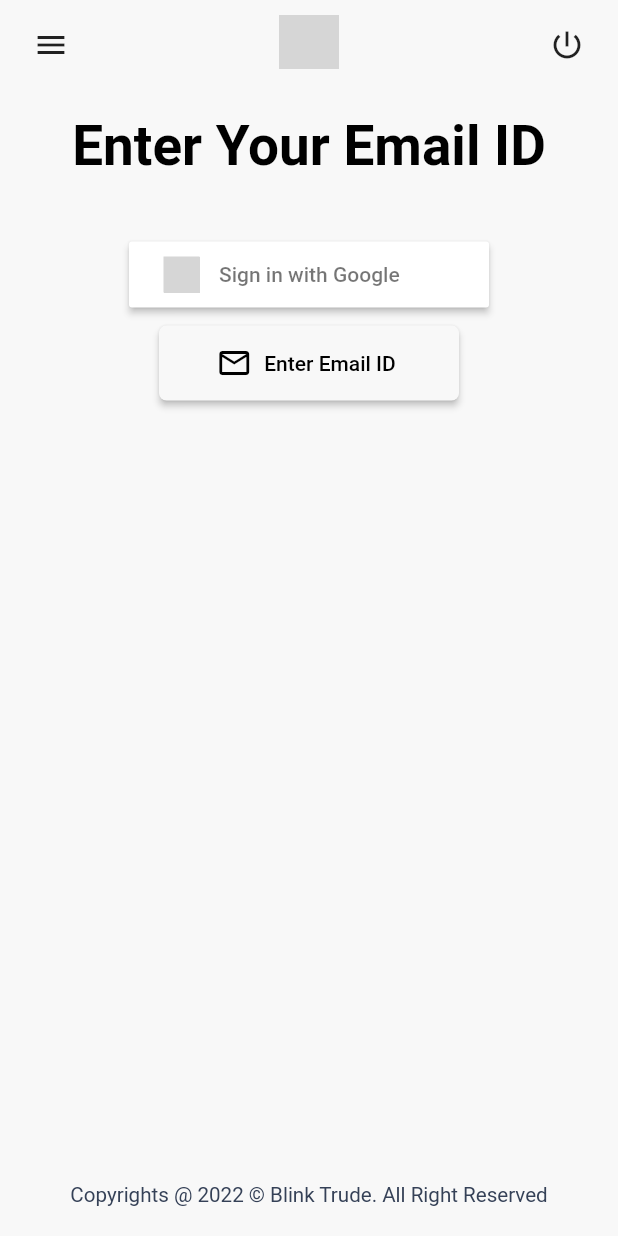
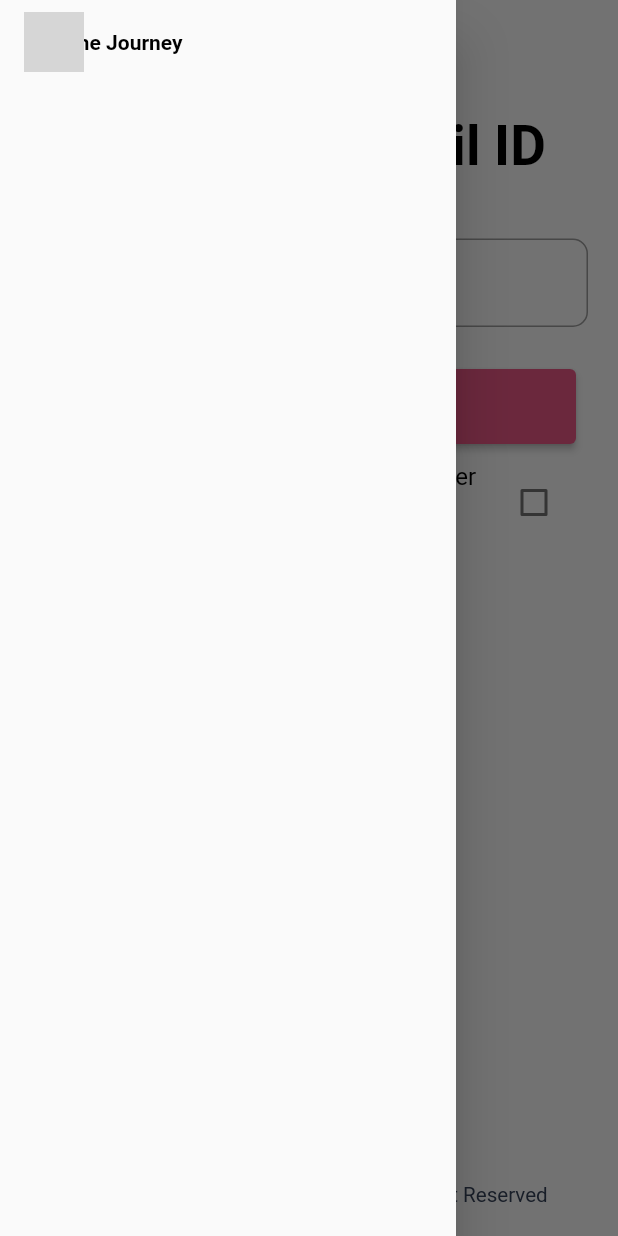
Before and after one commit to vancityAyush/diy_plugin, a Flutter app: the EmailPage widget shown alone on an empty page, opened directly, with the side drawer open (before the commit the screen has no drawer), on a phone screen of 412 x 824 dp. Run offline on Flutter 3.47's test engine with Material 2 defaults, Android fonts, the phone set to English and light mode, and no system bars; drawn by our look-alikes of reactive_forms, rounded_loading_button; our stand-ins replace dio, flutter_screenutil, flutter_secure_storage, flutter_signin_button, fluttertoast, get and 5 more; missing offline and left inert: encrypt, pointycastle, reactive_pin_code_fields; accounts and stored records are empty; network calls fail; Roboto replaces fonts that are missing (BeVietnamPro); grey boxes are pictures that could not be loaded.

Commit message:
UPDATE: Navigation

```diff
--- a/lib/modules/form-email/email_page.dart
+++ b/lib/modules/form-email/email_page.dart
@@ -11,30 +11,20 @@ import 'package:reactive_forms/reactive_forms.dart';
 
 import '../../diy.dart';
 import '../../network/api_repository.dart';
+import '../form_service.dart';
 import '../verify-mobile/models/relation_dropdown.dart';
 
 class EmailPage extends StatelessWidget {
-  EmailPage({Key? key}) : super(key: key);
+  final bool isReadOnly;
+  EmailPage({Key? key, this.isReadOnly = false}) : super(key: key);
 
-  final emailForm = FormGroup(
-    {
-      'googleToggle': FormControl<bool>(value: false),
-      'email': FormControl<String>(
-        validators: [
-          Validators.required,
-          Validators.email,
-        ],
-        touched: false,
-      ),
-      'TnC': FormControl<bool>(validators: [Validators.requiredTrue]),
-      'relation': FormControl<int>(
-        validators: [Validators.required],
-      ),
-    },
-  );
+  final emailForm = getIt<FormService>().emailForm;
 
   @override
   Widget build(BuildContext context) {
+    if (!isReadOnly) {
+      emailForm.reset();
+    }
     return DiyForm(
       title: "Enter Your Email ID",
       formGroup: emailForm,
@@ -52,7 +42,7 @@ class EmailPage extends StatelessWidget {
                           emailForm.control("googleToggle").value = false;
                           //TODO signup with google
                         },
-                        padding: EdgeInsets.all(10),
+                        padding: const EdgeInsets.all(10),
                       ),
                       WidgetHelper.verticalSpace,
                       ElevatedButton.icon(
@@ -60,8 +50,8 @@ class EmailPage extends StatelessWidget {
                           emailForm.control("googleToggle").value = true;
                           emailForm.markAsTouched();
                         },
-                        icon: Icon(Icons.email_outlined),
-                        label: Text("Enter Email ID"),
+                        icon: const Icon(Icons.email_outlined),
+                        label: const Text("Enter Email ID"),
                         style: ElevatedButton.styleFrom(
                           foregroundColor: AppColors.primaryContent(context),
                           primary: AppColors.background(context),
@@ -77,6 +67,7 @@ class EmailPage extends StatelessWidget {
                 return Column(
                   children: [
                     ReactiveTextField(
+                      readOnly: isReadOnly,
                       formControlName: 'email',
                       keyboardType: TextInputType.emailAddress,
                       decoration: InputDecoration(
@@ -111,12 +102,11 @@ class EmailPage extends StatelessWidget {
                         if (res.status) {
                           await getIt<OAuthService>().updateUiStatus().then(
                                 (route) => Navigator.pushNamedAndRemoveUntil(
-                              context,
-                              route,
+                                  context,
+                                  route,
                                   (route) => false,
-                              arguments: res,
-                            ),
-                          );
+                                ),
+                              );
                           return true;
                         }
                         return false;
@@ -142,6 +132,7 @@ class EmailPage extends StatelessWidget {
                                 builder: (context, AsyncSnapshot snapshot) {
                                   if (snapshot.hasData) {
                                     return ReactiveDropdownField(
+                                      readOnly: isReadOnly,
                                       hint: const Text('Select Relation'),
                                       items: [
                                         for (RelationDropdown item
--- /dev/null
+++ b/lib/modules/form_service.dart
@@ -0,0 +1,66 @@
+import 'package:reactive_forms/reactive_forms.dart';
+
+class FormService {
+  final signUpForm = FormGroup(
+    {
+      'phone': FormControl<String>(
+        validators: [
+          Validators.required,
+          Validators.minLength(10),
+        ],
+        touched: false,
+      ),
+      'TnC': FormControl<bool>(validators: [Validators.requiredTrue]),
+    },
+  );
+  final otpForm = FormGroup(
+    {
+      'otp': FormControl<String>(
+        validators: [Validators.required, Validators.minLength(4)],
+      ),
+      'TnC': FormControl<bool>(validators: [Validators.requiredTrue]),
+      'relation': FormControl<int>(
+        validators: [Validators.required],
+      ),
+    },
+  );
+
+  final emailOtpForm = FormGroup(
+    {
+      'otp': FormControl<String>(
+        validators: [Validators.required, Validators.minLength(4)],
+      ),
+      'TnC': FormControl<bool>(validators: [Validators.requiredTrue]),
+    },
+  );
+  final emailForm = FormGroup(
+    {
+      'googleToggle': FormControl<bool>(value: false),
+      'email': FormControl<String>(
+        validators: [
+          Validators.required,
+          Validators.email,
+        ],
+        touched: false,
+      ),
+      'TnC': FormControl<bool>(validators: [Validators.requiredTrue]),
+      'relation': FormControl<int>(
+        validators: [Validators.required],
+      ),
+    },
+  );
+  final panForm = FormGroup(
+    {
+      'pan': FormControl<String>(
+        validators: [
+          Validators.required,
+          Validators.minLength(10),
+          Validators.pattern("[A-Z]{5}[0-9]{4}[A-Z]{1}")
+        ],
+      ),
+      'dob': FormControl<DateTime>(
+        validators: [Validators.required],
+      ),
+    },
+  );
+}
--- a/lib/widget/BottomPage.dart
+++ b/lib/widget/BottomPage.dart
@@ -1,9 +1,11 @@
+import 'package:diy/diy.dart';
 import 'package:diy/utils/theme_files/app_colors.dart';
+import 'package:diy/widget/header.dart';
 import 'package:flutter/material.dart';
 import 'package:flutter_screenutil/flutter_screenutil.dart';
 import 'package:modal_bottom_sheet/modal_bottom_sheet.dart';
 
-import 'header.dart';
+import '../network/oauth_service.dart';
 
 class BottomPage extends StatelessWidget {
   final Widget child;
@@ -20,24 +22,68 @@ class BottomPage extends StatelessWidget {
 
   @override
   Widget build(BuildContext context) {
-    return CustomScrollView(
+    final isLightMode = Theme.of(context).brightness == Brightness.light;
+    return Scaffold(
+      drawer: Drawer(
+        child: Builder(
+          builder: (context) {
+            final uiStatus = getIt<OAuthService>().uiStatus;
+            return ListView(
+              children: [
+                ListTile(
+                  title: const Text(
+                    "Resume Journey",
+                    style: TextStyle(
+                        fontWeight: FontWeight.bold, color: Colors.black),
+                  ),
+                  onTap: () {
+                    getIt<OAuthService>().updateUiStatus().then((route) {
+                      Navigator.pushNamedAndRemoveUntil(
+                        context,
+                        route,
+                        (route) => false,
+                        arguments: {kReadOnly: false},
+                      );
+                    });
+                  },
+                ),
+                for (int index in uiStatus.BackMenuList)
+                  ListTile(
+                    title: Text(uiStatus.titles[index] ?? ''),
+                    onTap: () {
+                      String? route = uiStatus.modules[index];
+                      Navigator.pushNamed(
+                        context,
+                        uiStatus.modules[index] ?? "/",
+                        arguments: {
+                          kReadOnly: true,
+                        },
+                      );
+                    },
+                  )
+              ],
+            );
+          },
+        ),
+      ),
+      appBar: AppBar(
+        backgroundColor: AppColors.background(context),
+        foregroundColor: AppColors.primaryContent(context),
+        elevation: 0,
+        title: Image(
+          image: AssetImage(
+              isLightMode ? 'assets/logo-light.png' : 'assets/logo-dark.png',
+              package: "diy"),
+          height: 40,
+          fit: BoxFit.cover,
+        ),
+        automaticallyImplyLeading:
+            getIt<OAuthService>().uiStatus.BackMenuList.isNotEmpty,
+      ),
+      body: CustomScrollView(
         controller: ModalScrollController.of(context),
         physics: const BouncingScrollPhysics(),
         slivers: [
-        SliverAppBar(
-          elevation: 0,
-          shadowColor: Colors.transparent,
-          shape: const RoundedRectangleBorder(
-            borderRadius: BorderRadius.vertical(
-              top: Radius.circular(25),
-            ),
-          ),
-          pinned: true,
-          automaticallyImplyLeading: false,
-          backgroundColor: AppColors.background(context),
-          expandedHeight: 20.sp,
-          flexibleSpace: const Header(),
-        ),
           if (title != null)
             SliverToBoxAdapter(
               child: Padding(
@@ -93,6 +139,7 @@ class BottomPage extends StatelessWidget {
             ),
           ),
         ],
+      ),
     );
   }
 }
```
Also changed, not shown: lib/diy.dart (+20 -6 lines), lib/modules/pan/ui/enter_pan.dart (+8 -16 lines), lib/modules/verify-email/verify_email.dart (+8 -8 lines), lib/modules/verify-mobile/ui/otp_page.dart (+15 -11 lines), lib/modules/verify-mobile/ui/signup_page.dart (+2 -12 lines), lib/widget/header.dart (+12 -1 lines). Lines whose indentation alone changed are shown as unchanged.
